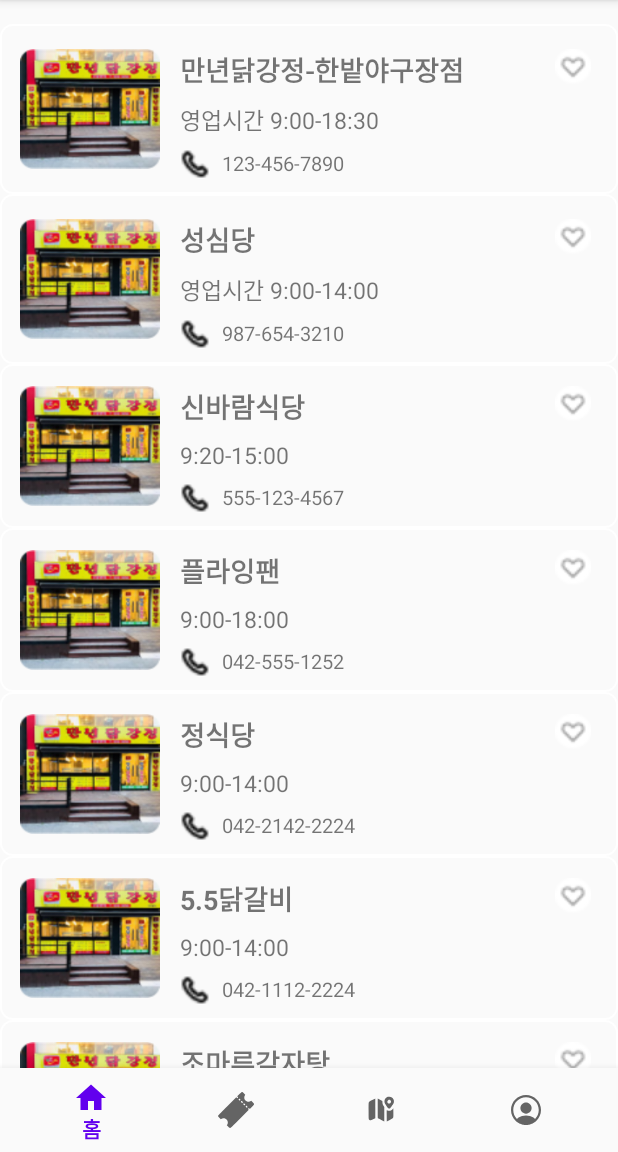
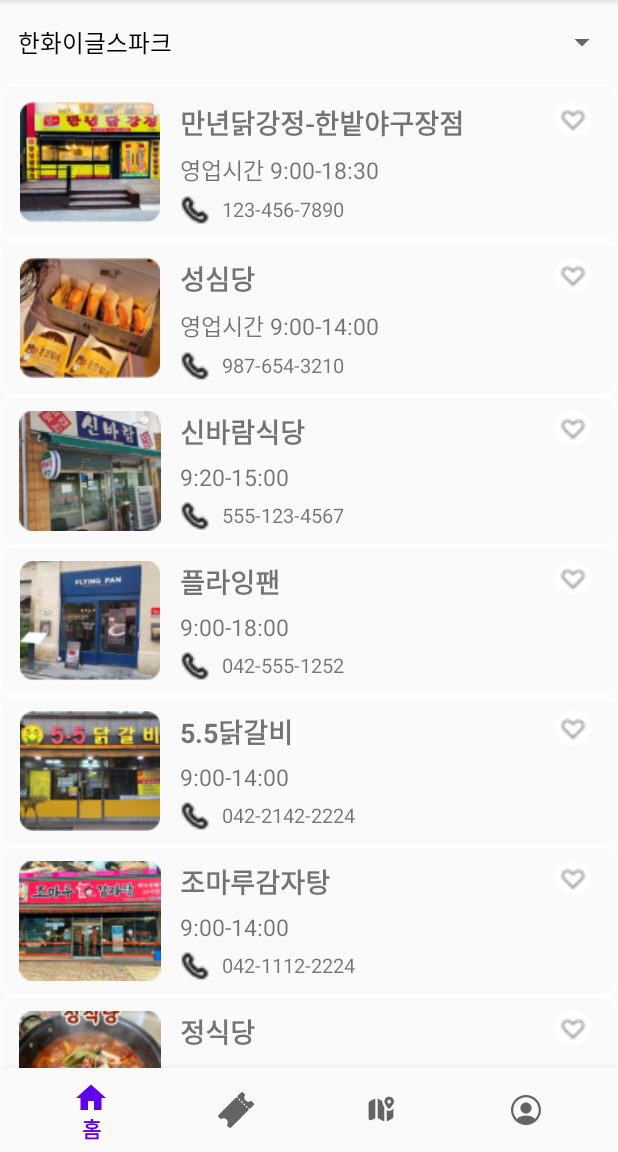
Before and after one commit to sj0919/OTF, an Android app: the HomeFragment screen opened directly, with no data from a screen before it, on a phone screen of 412 x 824 dp, the part 84-1236 px from its top. Run offline under Robolectric (Android 15) with nearby library versions, the phone set to English and light mode, and no system bars; our stand-ins replace navigation-ui.

Commit message:
리스트에 데이터 추가1

```diff
--- a/app/src/main/java/com/example/week1/ContactsAdapter.kt
+++ b/app/src/main/java/com/example/week1/ContactsAdapter.kt
@@ -11,7 +11,7 @@ import androidx.recyclerview.widget.RecyclerView
 import com.example.week1.data.Contact
 import com.example.week1.ui.my.ContactViewModel
 
-class ContactsAdapter(private val contactList: List<Contact>,private val viewModel: ContactViewModel) : RecyclerView.Adapter<ContactsAdapter.ContactViewHolder>() {
+class ContactsAdapter(private var contactList: List<Contact>,private val viewModel: ContactViewModel) : RecyclerView.Adapter<ContactsAdapter.ContactViewHolder>() {
 
     class ContactViewHolder(itemView: View) : RecyclerView.ViewHolder(itemView) {
         val nameTextView: TextView = itemView.findViewById(R.id.contactName)
@@ -54,6 +54,10 @@ class ContactsAdapter(private val contactList: List<Contact>,private val viewMod
         }
     }
 
+    fun updateContacts(newContacts:List<Contact>){
+        this.contactList=newContacts
+        notifyDataSetChanged()
+    }
     override fun getItemCount(): Int {
         return contactList.size
     }
--- a/app/src/main/java/com/example/week1/data/Contact.kt
+++ b/app/src/main/java/com/example/week1/data/Contact.kt
@@ -1,3 +1,3 @@
 package com.example.week1.data
 
-data class Contact(val name:String,val time:String,val phoneNumber:String,val image:Int,var isFavorite:Boolean)
+data class Contact(val name:String,val time:String,val phoneNumber:String,val image:Int,var isFavorite:Boolean,val stadium:String)
--- a/app/src/main/java/com/example/week1/ui/home/HomeFragment.kt
+++ b/app/src/main/java/com/example/week1/ui/home/HomeFragment.kt
@@ -4,16 +4,14 @@ import android.os.Bundle
 import android.view.LayoutInflater
 import android.view.View
 import android.view.ViewGroup
-import androidx.appcompat.app.AppCompatActivity
+import android.widget.AdapterView
+import android.widget.ArrayAdapter
 import androidx.fragment.app.Fragment
 import androidx.lifecycle.ViewModelProvider
 import androidx.recyclerview.widget.LinearLayoutManager
-import com.example.week1.R
-import com.example.week1.data.Contact
+import com.example.week1.ContactsAdapter
 import com.example.week1.databinding.FragmentHomeBinding
-import com.example.week1.ContactsAdapter
 import com.example.week1.ui.my.ContactViewModel
-
 
 class HomeFragment : Fragment() {
 
@@ -21,19 +19,51 @@ class HomeFragment : Fragment() {
     private val binding get() = _binding!!
 
     private lateinit var contactsAdapter: ContactsAdapter
-    private lateinit var viewModel:ContactViewModel
+    private lateinit var viewModel: ContactViewModel
 
     override fun onCreateView(
         inflater: LayoutInflater, container: ViewGroup?, savedInstanceState: Bundle?
-    ): View? {
+    ): View {
         _binding = FragmentHomeBinding.inflate(inflater, container, false)
-        viewModel= ViewModelProvider(requireActivity()).get(ContactViewModel::class.java)
+        viewModel = ViewModelProvider(requireActivity())[ContactViewModel::class.java]
 
-        viewModel.contactList.observe(viewLifecycleOwner){contactList->contactsAdapter=ContactsAdapter(contactList,viewModel)
-        binding.contactsRecyclerView.apply{
-            layoutManager=LinearLayoutManager(context)
-            adapter=contactsAdapter
-        }}
+        // 설정: RecyclerView
+        contactsAdapter = ContactsAdapter(emptyList(), viewModel)
+        binding.contactsRecyclerView.apply {
+            layoutManager = LinearLayoutManager(context)
+            adapter = contactsAdapter
+        }
+
+        // 설정: Spinner (드롭다운 메뉴)
+        val stadiumAdapter = ArrayAdapter(
+            requireContext(),
+            android.R.layout.simple_spinner_dropdown_item,
+            viewModel.stadiumList
+        )
+        binding.spinnerBaseballStadium.adapter = stadiumAdapter
+
+        // Spinner 선택 시 데이터 필터링
+        binding.spinnerBaseballStadium.onItemSelectedListener = object : AdapterView.OnItemSelectedListener {
+            override fun onItemSelected(
+                parent: AdapterView<*>?,
+                view: View?,
+                position: Int,
+                id: Long
+            ) {
+                val selectedStadium = viewModel.stadiumList[position]
+                viewModel.filterContactsByStadium(selectedStadium)
+            }
+
+            override fun onNothingSelected(parent: AdapterView<*>?) {
+                // 아무것도 선택되지 않았을 경우 처리 (필요 시 구현)
+            }
+        }
+
+        // 관찰: 선택된 야구장의 맛집 리스트 업데이트
+        viewModel.filteredContacts.observe(viewLifecycleOwner) { contacts ->
+            contactsAdapter.updateContacts(contacts)
+        }
+
         return binding.root
     }
 
--- a/app/src/main/java/com/example/week1/ui/my/ContactViewModel.kt
+++ b/app/src/main/java/com/example/week1/ui/my/ContactViewModel.kt
@@ -9,16 +9,26 @@ import com.example.week1.data.Contact
 class ContactViewModel: ViewModel() {
     private val _contactList= MutableLiveData<List<Contact>>(
         listOf(
-            Contact("만년닭강정-한밭야구장점", "영업시간 9:00-18:30", "123-456-7890", R.drawable.img1,isFavorite=false),
-            Contact("성심당", "영업시간 9:00-14:00", "987-654-3210",R.drawable.img1,isFavorite=false),
-            Contact("신바람식당", "9:20-15:00", "555-123-4567",R.drawable.img1,isFavorite=false),
-            Contact("플라잉팬","9:00-18:00","042-555-1252",R.drawable.img1,isFavorite=false),
-            Contact("정식당","9:00-14:00","042-2142-2224",R.drawable.img1,isFavorite=false),
-            Contact("5.5닭갈비","9:00-14:00","042-1112-2224",R.drawable.img1,isFavorite=false),
-            Contact("조마루감자탕","9:00-18:00","042-1234-2224",R.drawable.img1,isFavorite=false),
-            Contact("광천식당","9:00-19:00","042-2422-1234",R.drawable.img1,isFavorite=false)
-        )
+            Contact("만년닭강정-한밭야구장점", "영업시간 9:00-18:30", "123-456-7890", R.drawable.img1,isFavorite=false,stadium="한화이글스파크"),
+            Contact("성심당", "영업시간 9:00-14:00", "987-654-3210",R.drawable.hanwha2,isFavorite=false,stadium="한화이글스파크"),
+            Contact("신바람식당", "9:20-15:00", "555-123-4567",R.drawable.hanwha3,isFavorite=false,stadium="한화이글스파크"),
+            Contact("플라잉팬","9:00-18:00","042-555-1252",R.drawable.hanwha4,isFavorite=false,stadium="한화이글스파크"),
+            Contact("5.5닭갈비","9:00-14:00","042-2142-2224",R.drawable.hanwha5,isFavorite=false,stadium="한화이글스파크"),
+            Contact("조마루감자탕","9:00-14:00","042-1112-2224",R.drawable.hanwha6,isFavorite=false,stadium="한화이글스파크"),
+            Contact("정식당","9:00-18:00","042-1234-2224",R.drawable.hanwha7,isFavorite=false,stadium="한화이글스파크"),
+            Contact("광천식당","9:00-19:00","042-2422-1234",R.drawable.hanwha8,isFavorite=false,stadium="한화이글스파크"),
+            Contact("명인만두","9:00-19:00","02-2422-1234",R.drawable.hanwha8,isFavorite=false,stadium="잠실야구장"),
+            Contact("통빱","9:00-19:00","02-2422-1234",R.drawable.hanwha8,isFavorite=false,stadium="잠실야구장"),
+            Contact("잭슨피자","9:00-19:00","02-2422-1234",R.drawable.hanwha8,isFavorite=false,stadium="잠실야구장")
+
     )
+    )
+    val stadiumList=listOf("한화이글스파크","사직야구장","잠실야구장","수원KT위즈파크","인천SSG랜더스필드","대구삼성라이온즈파크","고척스카이돔","창원NC파크","광주기아챔피언스필드")
+    private val _filteredContacts=MutableLiveData<List<Contact>>()
+    val filteredContacts:LiveData<List<Contact>>get()=_filteredContacts
+    fun filterContactsByStadium(stadium:String){
+        _filteredContacts.value=_contactList.value?.filter{it.stadium==stadium}
+    }
     val contactList: LiveData<List<Contact>>
         get()=_contactList
 
--- a/app/src/main/res/layout/contact_item.xml
+++ b/app/src/main/res/layout/contact_item.xml
@@ -25,7 +25,7 @@
         android:layout_width="0dp"
         android:layout_height="wrap_content"
         android:layout_marginStart="10dp"
-        android:layout_marginEnd="8dp"
+        android:layout_marginEnd="5dp"
         android:text="Contact Name"
         android:textSize="18sp"
         android:textStyle="bold"
@@ -50,7 +50,7 @@
         android:id="@+id/contactTime"
         android:layout_width="wrap_content"
         android:layout_height="wrap_content"
-        android:layout_marginTop="8dp"
+        android:layout_marginTop="6dp"
         android:text="Time"
         android:textSize="15sp"
         app:layout_constraintStart_toStartOf="@id/contactName"
@@ -62,7 +62,7 @@
         android:layout_width="wrap_content"
         android:layout_height="wrap_content"
         android:orientation="horizontal"
-        android:layout_marginTop="8dp"
+        android:layout_marginTop="5dp"
         app:layout_constraintStart_toStartOf="@id/contactTime"
         app:layout_constraintTop_toBottomOf="@id/contactTime">
 
--- a/app/src/main/res/layout/fragment_home.xml
+++ b/app/src/main/res/layout/fragment_home.xml
@@ -6,33 +6,28 @@
     android:layout_height="match_parent"
     tools:context=".ui.home.HomeFragment">
 
-    <TextView
-        android:id="@+id/text_home"
+    <!-- Spinner -->
+    <Spinner
+        android:id="@+id/spinnerBaseballStadium"
         android:layout_width="match_parent"
         android:layout_height="wrap_content"
-        android:layout_marginStart="8dp"
-        android:layout_marginTop="8dp"
-        android:layout_marginEnd="8dp"
-        android:textAlignment="center"
-        android:textSize="20sp"
-        app:layout_constraintBottom_toBottomOf="parent"
-        app:layout_constraintEnd_toEndOf="parent"
-        app:layout_constraintStart_toStartOf="parent"
-        app:layout_constraintTop_toTopOf="parent" />
-    <FrameLayout
-        android:id="@+id/phoneContainer"
-        android:layout_width="match_parent"
-        android:layout_height="match_parent" />
-
-    <androidx.recyclerview.widget.RecyclerView
-        android:id="@+id/contactsRecyclerView"
-        android:layout_width="match_parent"
-        android:layout_height="match_parent"
-        android:layout_marginTop="16dp"
-        android:backgroundTint="#FFFFFF"
-        app:layout_constraintBottom_toBottomOf="parent"
+        android:minHeight="48dp"
+        android:padding="4dp"
+        android:textSize="24dp"
+        android:textStyle="bold"
         app:layout_constraintEnd_toEndOf="parent"
         app:layout_constraintStart_toStartOf="parent"
         app:layout_constraintTop_toTopOf="parent" />
 
+
+    <!-- RecyclerView -->
+    <androidx.recyclerview.widget.RecyclerView
+        android:id="@+id/contactsRecyclerView"
+        android:layout_width="match_parent"
+        android:layout_height="0dp"
+        app:layout_constraintTop_toBottomOf="@id/spinnerBaseballStadium"
+        app:layout_constraintBottom_toBottomOf="parent"
+        app:layout_constraintStart_toStartOf="parent"
+        app:layout_constraintEnd_toEndOf="parent" />
+
 </androidx.constraintlayout.widget.ConstraintLayout>
```
Also changed, not shown: app/src/main/res/drawable/hanwha2.png (added), app/src/main/res/drawable/hanwha3.png (added), app/src/main/res/drawable/hanwha4.png (added), app/src/main/res/drawable/hanwha5.png (added), app/src/main/res/drawable/hanwha6.png (added), app/src/main/res/drawable/hanwha7.png (added).
